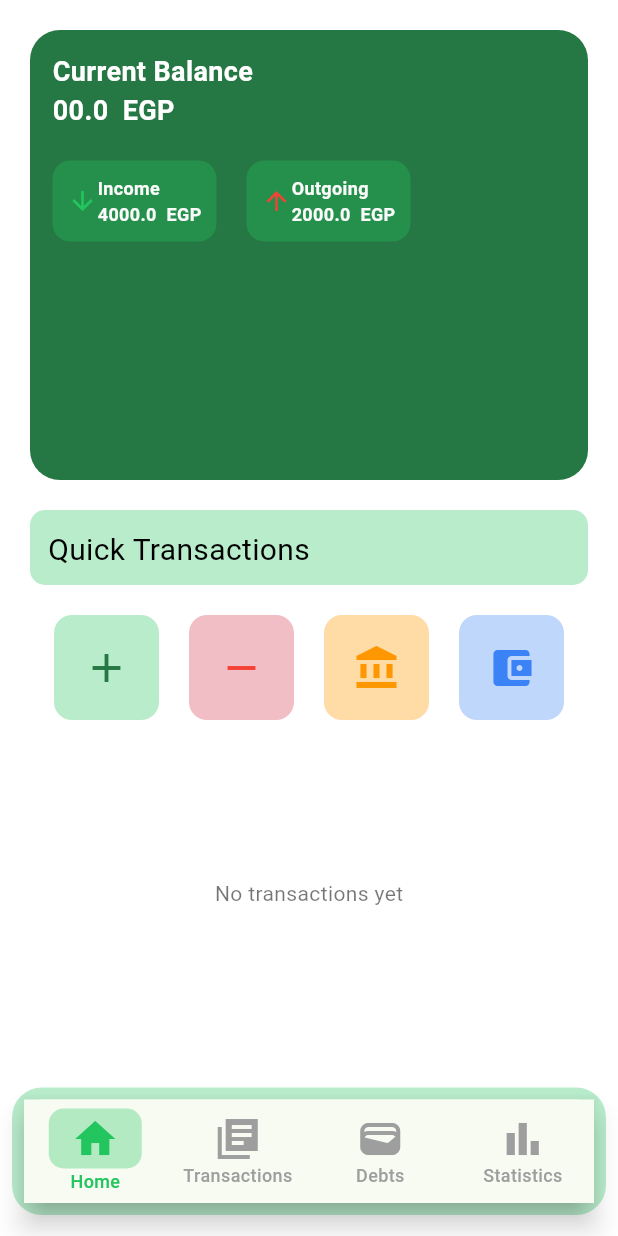
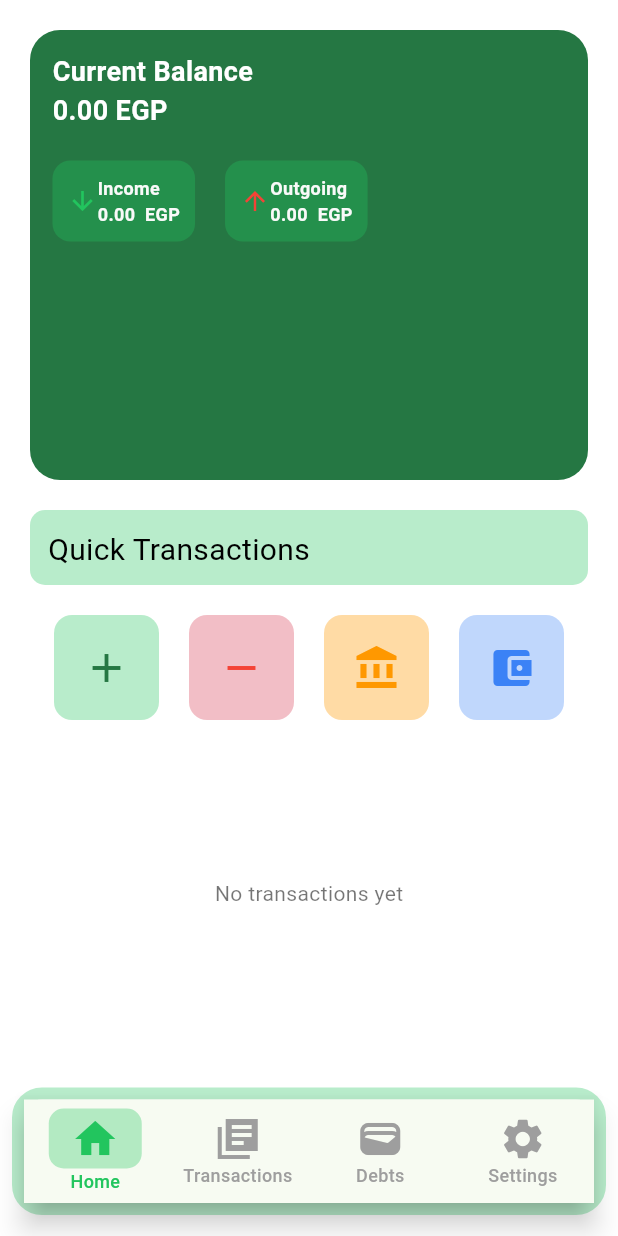
Before and after one commit to ahmedelzek/wallet, a Flutter app: the screen it shows after launch, on a phone screen of 412 x 824 dp. Run offline on Flutter 3.47's test engine with Material 3 defaults, Android fonts, the phone set to English and light mode, and no system bars; our stand-ins replace flutter_bloc, flutter_native_splash, get_it, hive, hive_flutter; accounts and stored records are empty; generated files the repository leaves out were written again.

```diff
--- a/lib/core/resources/app_colors.dart
+++ b/lib/core/resources/app_colors.dart
@@ -1,19 +1,19 @@
 import 'dart:ui';
 
-abstract class AppColors{
-
-  static const Color  green = Color (0xff22c55e) ;
-  static const Color mintWhite = Color (0xFFF9FAF9) ;
-  static const Color white = Color (0xFFFFFFFF) ;
-  static const Color  darkGreen = Color (0xff257743) ;
-  static const Color transparentGreen = Color (0x5222c55e);
-  static const Color  blue  = Color (0xff3B82F6) ;
-  static const Color transparentBlue = Color (0x523B82F6) ;
-  static const Color red = Color (0xffF44336) ;
-  static const Color transparentRed = Color (0x47D11631);
-  static const Color orange = Color (0xffFF9800) ;
-  static const Color transparentOrange = Color (0x5aff9800) ;
-  static const Color  grey = Color (0x8cbbbdbd) ;
-  static const Color  lightGrey = Color (0xFFF9F9F9) ;
-  static const Color  lightGrey2 = Color (0xFFF6F5F4) ;
+abstract class AppColors {
+  static const Color green = Color(0xff22c55e);
+  static const Color mintWhite = Color(0xFFF9FAF9);
+  static const Color white = Color(0xFFFFFFFF);
+  static const Color darkGreen = Color(0xff257743);
+  static const Color transparentGreen = Color(0x5222c55e);
+  static const Color blue = Color(0xff3B82F6);
+  static const Color transparentBlue = Color(0x523B82F6);
+  static const Color editButton = Color(0xFF007AFF);
+  static const Color red = Color(0xffF44336);
+  static const Color transparentRed = Color(0x47D11631);
+  static const Color orange = Color(0xffFF9800);
+  static const Color transparentOrange = Color(0x5aff9800);
+  static const Color grey = Color(0x8cbbbdbd);
+  static const Color lightGrey = Color(0xFFF9F9F9);
+  static const Color lightGrey2 = Color(0xFFF6F5F4);
 }
--- a/lib/domain/repos/transactions_repository.dart
+++ b/lib/domain/repos/transactions_repository.dart
@@ -3,4 +3,10 @@ import '../entities/transactions_entities.dart';
 abstract class TransactionRepository {
   Future<void> addTransaction(TransactionEntity transaction);
   Future<List<TransactionEntity>> getAllTransactions();
+  Future<double> getIncomeSum();
+  Future<double> getOutgoingSum();
+  Future<double> getSavingsSum();
+  Future<double> getDebtPendingSum();
+  Future<double> getDebtPaidSum();
+  Future<double> getNetBalance();
 }
--- /dev/null
+++ b/lib/domain/use_cases/get_income_sum_usecase.dart
@@ -0,0 +1,11 @@
+import '../repos/transactions_repository.dart';
+
+class GetIncomeSumUseCase{
+  final TransactionRepository repository;
+
+  GetIncomeSumUseCase(this.repository);
+
+  Future<double> call () async {
+    return await repository.getIncomeSum();
+  }
+}
--- /dev/null
+++ b/lib/domain/use_cases/get_net_balance_usecase.dart
@@ -0,0 +1,11 @@
+import '../repos/transactions_repository.dart';
+
+class GetNetBalanceUseCase {
+  final TransactionRepository repository;
+
+  GetNetBalanceUseCase(this.repository);
+
+  Future<double> call() async {
+    return await repository.getNetBalance();
+  }
+}
--- /dev/null
+++ b/lib/domain/use_cases/get_outgoing_sum_usecase.dart
@@ -0,0 +1,11 @@
+import '../repos/transactions_repository.dart';
+
+class GetOutgoingSumUseCase {
+  final TransactionRepository repository;
+
+  GetOutgoingSumUseCase(this.repository);
+
+  Future<double> call() async {
+    return await repository.getOutgoingSum();
+  }
+}
--- a/lib/features/home_screen/home_page/cubit/transaction_cubit.dart
+++ b/lib/features/home_screen/home_page/cubit/transaction_cubit.dart
@@ -1,19 +1,34 @@
 import 'package:flutter_bloc/flutter_bloc.dart';
-import 'package:wallet/features/home_screen/home_page/cubit/transaction_state.dart';
 
+import '../../../../domain/use_cases/get_income_sum_usecase.dart';
+import '../../../../domain/use_cases/get_net_balance_usecase.dart';
+import '../../../../domain/use_cases/get_outgoing_sum_usecase.dart';
 import '../../../../domain/use_cases/get_transactions_usecase.dart';
-
+import 'transaction_state.dart';
 
 class TransactionCubit extends Cubit<TransactionState> {
   final GetTransactionsUseCase getTransactionsUseCase;
+  final GetIncomeSumUseCase getIncomeSumUseCase;
+  final GetOutgoingSumUseCase getOutgoingSumUseCase;
+  final GetNetBalanceUseCase getNetBalanceUseCase;
 
-  TransactionCubit(this.getTransactionsUseCase) : super(TransactionInitial());
+  TransactionCubit(
+    this.getTransactionsUseCase,
+    this.getIncomeSumUseCase,
+    this.getOutgoingSumUseCase,
+    this.getNetBalanceUseCase,
+  ) : super(TransactionInitial());
 
   Future<void> loadTransactions() async {
     emit(TransactionLoading());
     try {
       final transactions = await getTransactionsUseCase();
-      emit(TransactionLoaded(transactions));
+
+      final incomeSum = await getIncomeSumUseCase();
+      final outgoingSum = await getOutgoingSumUseCase();
+      final netBalance = await getNetBalanceUseCase();
+
+      emit(TransactionLoaded(transactions, incomeSum, outgoingSum, netBalance));
     } catch (e) {
       emit(TransactionError("Failed to load transactions: $e"));
     }
--- a/lib/features/home_screen/home_page/cubit/transaction_state.dart
+++ b/lib/features/home_screen/home_page/cubit/transaction_state.dart
@@ -8,10 +8,20 @@ class TransactionLoading extends TransactionState {}
 
 class TransactionLoaded extends TransactionState {
   final List<TransactionEntity> transactions;
-  TransactionLoaded(this.transactions);
+  final double incomeSum;
+  final double outgoingSum;
+  final double netBalance;
+
+  TransactionLoaded(
+    this.transactions,
+    this.incomeSum,
+    this.outgoingSum,
+    this.netBalance,
+  );
 }
 
 class TransactionError extends TransactionState {
   final String message;
+
   TransactionError(this.message);
 }
--- a/lib/features/home_screen/home_page/home_page.dart
+++ b/lib/features/home_screen/home_page/home_page.dart
@@ -19,14 +19,29 @@ class HomePage extends StatefulWidget {
 class _HomePageState extends State<HomePage> {
 
   @override
+  void initState() {
+    super.initState();
+    context.read<TransactionCubit>().loadTransactions();
+  }
+
+  @override
   Widget build(BuildContext context) {
     return Padding(
       padding: const EdgeInsets.all(20.0),
-        child: Column(
+      child: BlocBuilder<TransactionCubit, TransactionState>(
+        builder: (context, state) {
+          if (state is TransactionLoading) {
+            return const Center(child: CircularProgressIndicator());
+          }
+          if (state is TransactionLoaded) {
+            final income = state.incomeSum.toStringAsFixed(2);
+            final outgoing = state.outgoingSum.toStringAsFixed(2);
+            final balance = state.netBalance.toStringAsFixed(2);
+            return Column(
               spacing: 20,
               children: [
                 Container(
-              padding: EdgeInsets.all(15),
+                  padding: const EdgeInsets.all(15),
                   decoration: BoxDecoration(
                     color: AppColors.darkGreen,
                     borderRadius: BorderRadius.circular(20),
@@ -38,33 +53,33 @@ class _HomePageState extends State<HomePage> {
                     children: [
                       Text(
                         LocalizationService.instance.tr.currentBalance,
-                    style: TextStyle(
+                        style: const TextStyle(
                           color: Colors.white,
                           fontSize: 18,
                           fontWeight: FontWeight.bold,
                         ),
                       ),
                       Text(
-                    "00.0  EGP",
-                    style: TextStyle(
+                        "$balance EGP",
+                        style: const TextStyle(
                           color: Colors.white,
                           fontSize: 18,
                           fontWeight: FontWeight.bold,
                         ),
                       ),
-                  SizedBox(height: 20),
+                      const SizedBox(height: 20),
                       Row(
                         children: [
                           balanceCard(
                             LocalizationService.instance.tr.income,
-                        "4000.0",
+                            income,
                             Icons.arrow_downward,
                             AppColors.green,
                           ),
-                      SizedBox(width: 20),
+                          const SizedBox(width: 20),
                           balanceCard(
                             LocalizationService.instance.tr.outgoing,
-                        "2000.0",
+                            outgoing,
                             Icons.arrow_upward,
                             AppColors.red,
                           ),
@@ -76,14 +91,14 @@ class _HomePageState extends State<HomePage> {
                 Container(
                   height: 50,
                   width: double.infinity,
-              padding: EdgeInsets.all(12),
+                  padding: const EdgeInsets.all(12),
                   decoration: BoxDecoration(
                     color: AppColors.transparentGreen,
                     borderRadius: BorderRadius.circular(10),
                   ),
                   child: Text(
                     LocalizationService.instance.tr.quickTransactions,
-                style: TextStyle(color: Colors.black, fontSize: 20),
+                    style: const TextStyle(color: Colors.black, fontSize: 20),
                   ),
                 ),
                 InkWell(
@@ -91,8 +106,10 @@ class _HomePageState extends State<HomePage> {
                     Navigator.pushNamed(
                       context,
                       AddTransactionScreen.routeName,
-                );
+                    ).then((_) {
+                      // Reload data after returning from AddTransaction screen
                       context.read<TransactionCubit>().loadTransactions();
+                    });
                   },
                   child: Row(
                     mainAxisAlignment: MainAxisAlignment.center,
@@ -102,19 +119,19 @@ class _HomePageState extends State<HomePage> {
                         AppColors.darkGreen,
                         Icons.add,
                       ),
-                  SizedBox(width: 20),
+                      const SizedBox(width: 20),
                       buttonContainer(
                         AppColors.transparentRed,
                         AppColors.red,
                         Icons.remove,
                       ),
-                  SizedBox(width: 20),
+                      const SizedBox(width: 20),
                       buttonContainer(
                         AppColors.transparentOrange,
                         AppColors.orange,
                         Icons.account_balance,
                       ),
-                  SizedBox(width: 20),
+                      const SizedBox(width: 20),
                       buttonContainer(
                         AppColors.transparentBlue,
                         AppColors.blue,
@@ -124,16 +141,9 @@ class _HomePageState extends State<HomePage> {
                   ),
                 ),
                 Expanded(
-              child: BlocBuilder<TransactionCubit, TransactionState>(
-                builder: (context, state) {
-                  if (state is TransactionLoading) {
-                    context.read<TransactionCubit>().loadTransactions();
-                    return const Center(child: CircularProgressIndicator());
-                  } else if (state is TransactionLoaded) {
-                    if (state.transactions.isEmpty) {
-                      return const Center(child: Text("No transactions yet"));
-                    }
-                    return ListView.builder(
+                  child: state.transactions.isEmpty
+                      ? const Center(child: Text("No transactions yet"))
+                      : ListView.builder(
                     itemCount: state.transactions.length,
                     itemBuilder: (context, index) {
                       final transaction = state.transactions[index];
@@ -141,16 +151,17 @@ class _HomePageState extends State<HomePage> {
                         transaction: transaction,
                       );
                     },
+                  ),
+                ),
+              ],
             );
-                  } else if (state is TransactionError) {
+          }
+          if (state is TransactionError) {
             return Center(child: Text(state.message));
           }
           return const SizedBox();
         },
       ),
-            ),
-          ],
-        ),
     );
   }
 }
--- a/lib/features/home_screen/home_screen.dart
+++ b/lib/features/home_screen/home_screen.dart
@@ -55,7 +55,7 @@ class _HomeScreenState extends State<HomeScreen> {
                 Icons.home: LocalizationService.instance.tr.home,
                 Icons.library_books_sharp: LocalizationService.instance.tr.transactions,
                 Icons.wallet: LocalizationService.instance.tr.debts,
-                Icons.bar_chart: LocalizationService.instance.tr.statistics,
+                Icons.settings: LocalizationService.instance.tr.settings,
               })),
         ),
       ),
```
Also changed, not shown: lib/core/di/injector.dart (+30 -6 lines), lib/data/repos/transactions_repository_impl.dart (+36 -0 lines), lib/l10n/app_en.arb (+9 -1 lines). Lines whose indentation alone changed are shown as unchanged.
